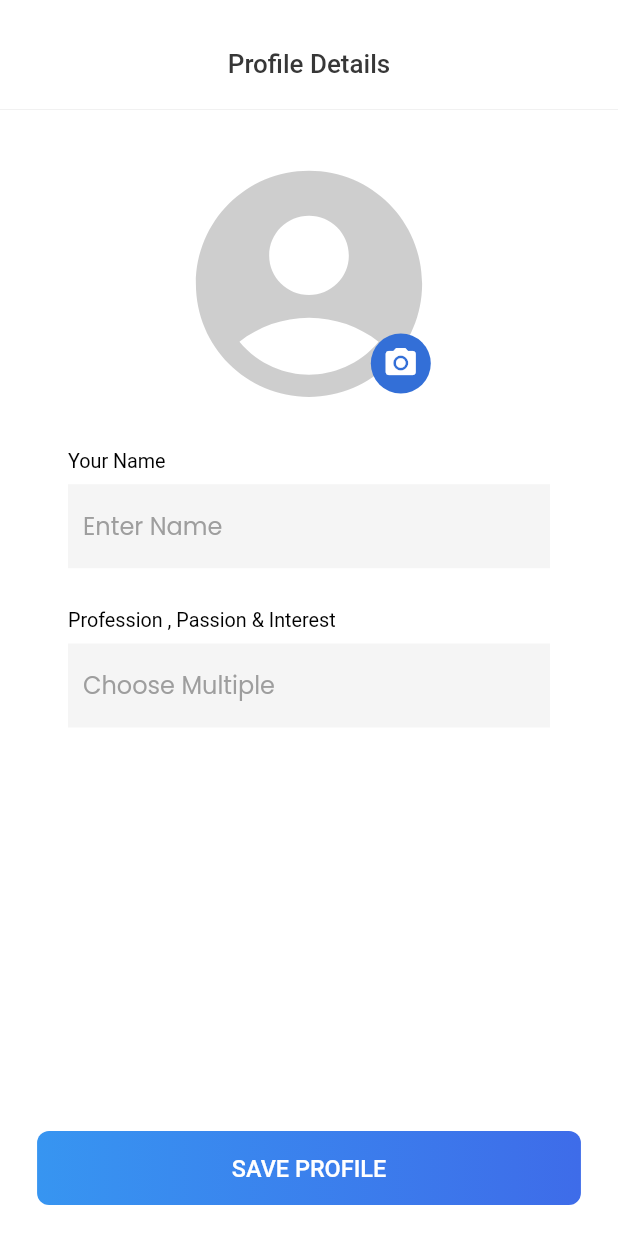
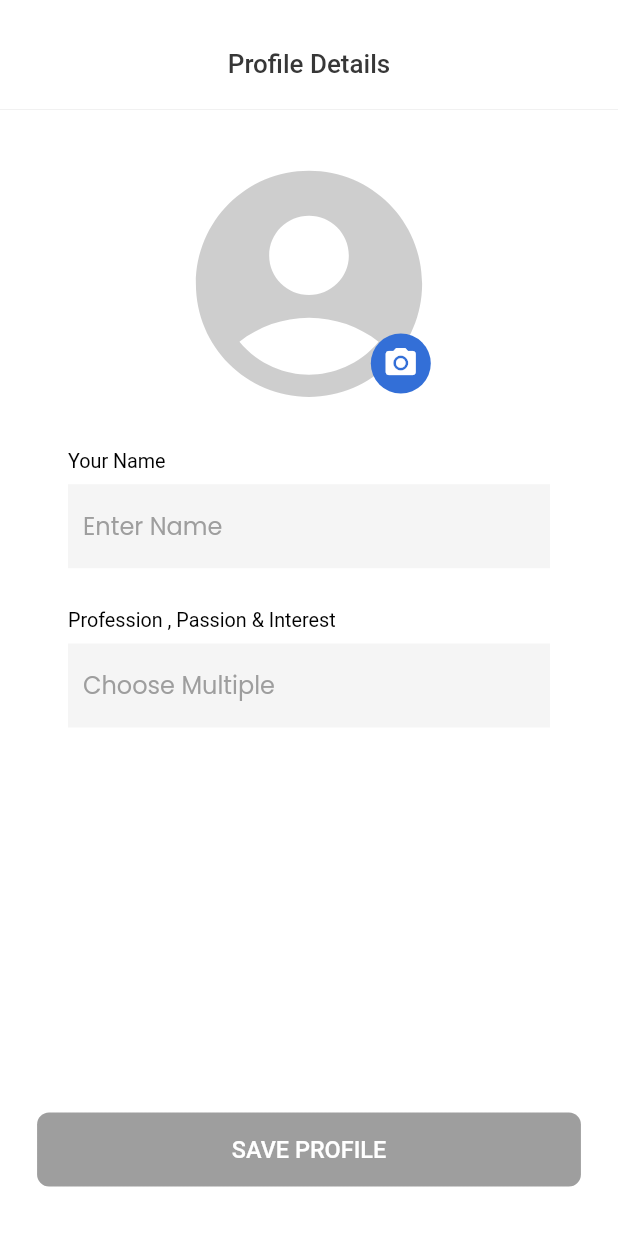
Before and after one commit to Dev-anshPandey/Mutual, a Flutter app: the ProfileScreen screen opened by its route, on a phone screen of 412 x 824 dp. Run offline on Flutter 3.47's test engine with Material 2 defaults, Android fonts, the light colour scheme and no system bars; our stand-ins replace carousel_slider, contacts_service, device_info_plus, dio, firebase_core, firebase_messaging and 17 more; missing offline and left inert: android_id, build_context_provider, chucker_flutter, dart:ffi, highlight_text, moment_dart; accounts and stored records are empty; network calls fail.

```diff
--- a/lib/screens/profile.dart
+++ b/lib/screens/profile.dart
@@ -21,7 +21,6 @@ String selected = "";
 TextEditingController myController = TextEditingController();
 DioClient d = DioClient();
 
-
 class ProfileScreen extends StatefulWidget {
   const ProfileScreen({super.key});
 
@@ -39,7 +38,6 @@ class _ProfileScreenState extends State<ProfileScreen> {
       setState(() {
         this.image = imageTemp;
         imageGlobal = image.path;
-
       });
     } on PlatformException catch (e) {
       print('Failed to pick image: $e');
@@ -170,26 +168,32 @@ class _ProfileScreenState extends State<ProfileScreen> {
     //String dropdownvalue = "Item 1";
 
     return Scaffold(
-      resizeToAvoidBottomInset: false,
+      resizeToAvoidBottomInset: true,
       backgroundColor: Colors.white,
       bottomNavigationBar: Padding(
         padding: EdgeInsets.only(
-            top: MediaQuery.of(context).size.height * 0.03,
-            bottom: MediaQuery.of(context).size.height * 0.025,
+            top: MediaQuery.of(context).size.height * 0.01 ,
+            bottom: MediaQuery.of(context).viewInsets.bottom == 0
+                ? MediaQuery.of(context).size.height * 0.04
+                : MediaQuery.of(context).viewInsets.bottom + 2,
             left: MediaQuery.of(context).size.width * 0.06,
             right: MediaQuery.of(context).size.width * 0.06),
         child: SizedBox(
           height: MediaQuery.of(context).size.height * 0.06,
           width: MediaQuery.of(context).size.width * 0.85,
           child: Container(
-            decoration: const BoxDecoration(
-                gradient: LinearGradient(
-                    colors: [Color(0xff3795F1), Color(0xff3E6CE9)]),
+            decoration: BoxDecoration(
+                gradient: name.isNotEmpty && profileUrl.isNotEmpty
+                    ? const LinearGradient(
+                        colors: [Color(0xff3795F1), Color(0xff3E6CE9)])
+                    : const LinearGradient(colors: [Colors.grey, Colors.grey]),
                 borderRadius: BorderRadius.all(Radius.circular(8))),
             child: ElevatedButton(
               onPressed: () {
-                apiCallSaveData();
-                Navigator.pushNamed(context, '/feed');
+                if (name.isNotEmpty && profileUrl.isNotEmpty) {
+                  apiCallSaveData();
+                  Navigator.pushNamed(context, '/feed');
+                }
               },
               style: ElevatedButton.styleFrom(
                 backgroundColor: Colors.transparent,
```
Also changed, not shown: lib/main.dart (+12 -7 lines), lib/screens/feed.dart (+16 -20 lines), lib/screens/see_profile.dart (+2 -7 lines), lib/widgets/feed_card.dart (+55 -8 lines).
